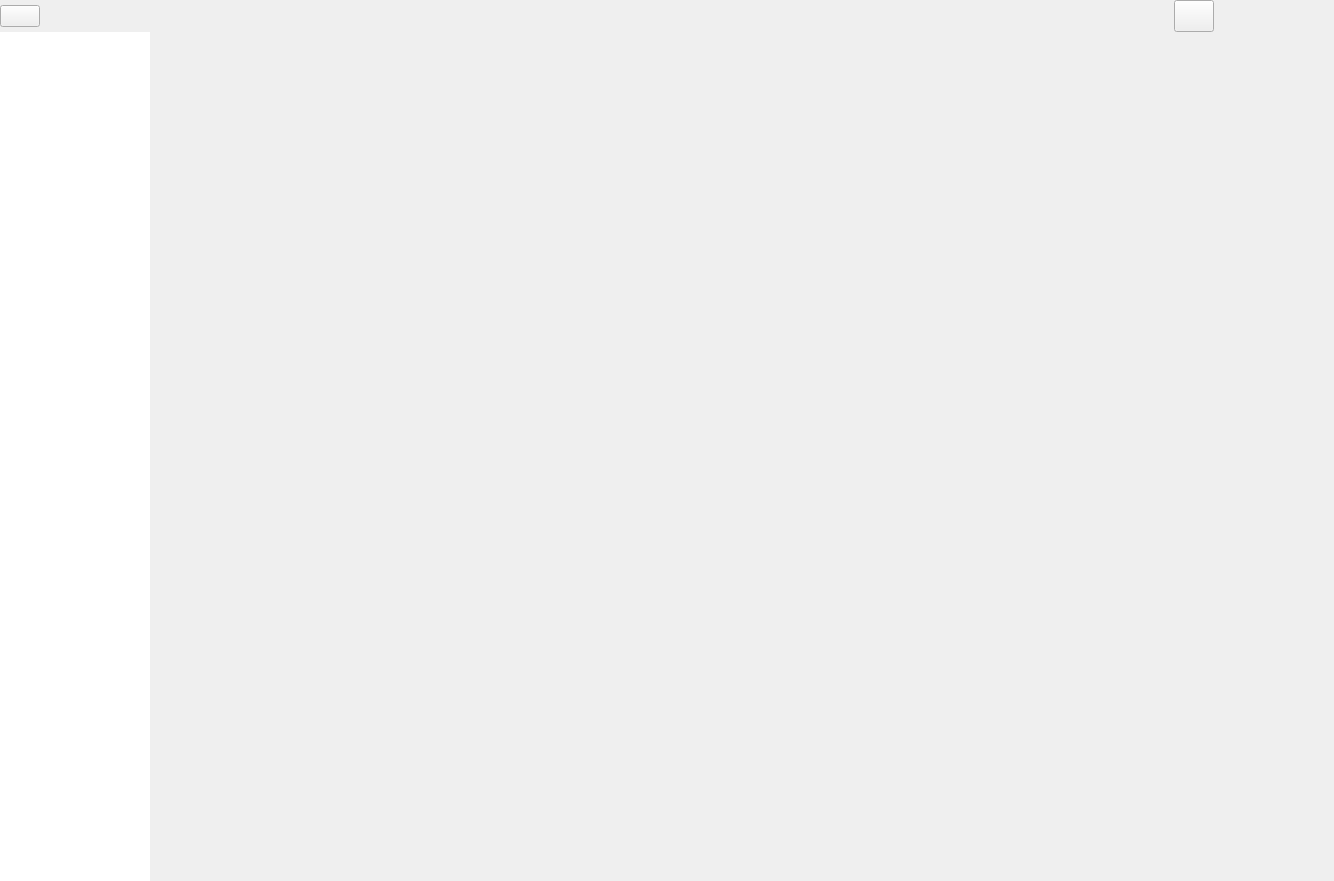
yansong1221/Mihomo, file src/GUI/MainWindow.ui: the form before one commit.
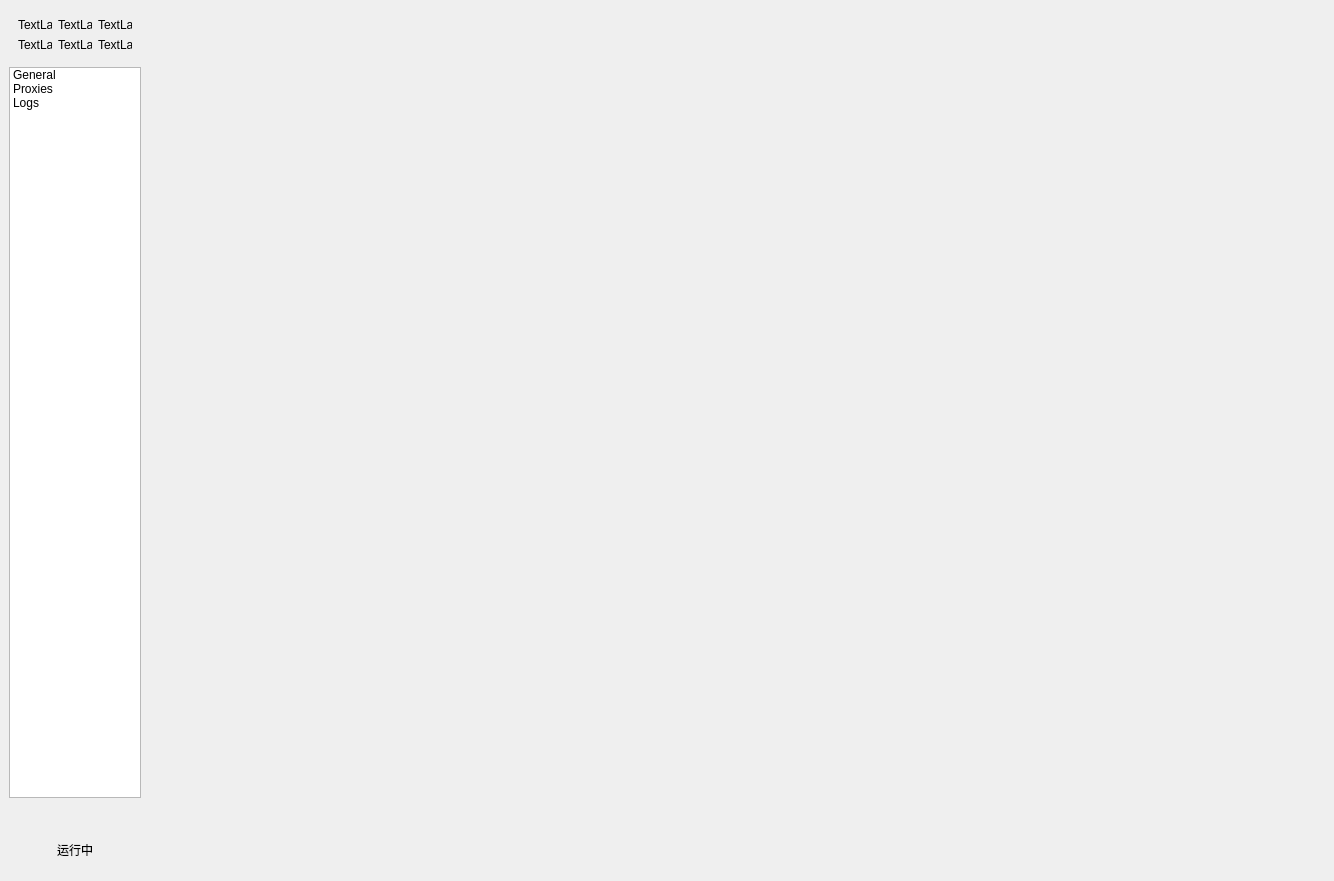
The form after the commit. Icons and pictures are not drawn. Custom widgets are drawn as their Qt base class.

Patch:
```diff
--- a/src/GUI/MainWindow.ui
+++ b/src/GUI/MainWindow.ui
@@ -56,133 +56,6 @@
       <property name="bottomMargin">
        <number>0</number>
       </property>
-      <item>
-       <widget class="Clash::Meta::GUI::WindowButton" name="iconButton">
-        <property name="text">
-         <string/>
-        </property>
-        <property name="icon">
-         <iconset>
-          <normaloff>:/global/images/Meta.png</normaloff>:/global/images/Meta.png</iconset>
-        </property>
-        <property name="iconSize">
-         <size>
-          <width>32</width>
-          <height>32</height>
-         </size>
-        </property>
-       </widget>
-      </item>
-      <item>
-       <spacer name="horizontalSpacer">
-        <property name="orientation">
-         <enum>Qt::Horizontal</enum>
-        </property>
-        <property name="sizeHint" stdset="0">
-         <size>
-          <width>922</width>
-          <height>20</height>
-         </size>
-        </property>
-       </spacer>
-      </item>
-      <item>
-       <widget class="Clash::Meta::GUI::AlwaysTopWindowButton" name="alwaysTopButton">
-        <property name="sizePolicy">
-         <sizepolicy hsizetype="Minimum" vsizetype="Preferred">
-          <horstretch>0</horstretch>
-          <verstretch>0</verstretch>
-         </sizepolicy>
-        </property>
-        <property name="minimumSize">
-         <size>
-          <width>32</width>
-          <height>32</height>
-         </size>
-        </property>
-        <property name="text">
-         <string/>
-        </property>
-       </widget>
-      </item>
-      <item>
-       <widget class="Clash::Meta::GUI::WindowButton" name="minButton">
-        <property name="sizePolicy">
-         <sizepolicy hsizetype="Minimum" vsizetype="Preferred">
-          <horstretch>0</horstretch>
-          <verstretch>0</verstretch>
-         </sizepolicy>
-        </property>
-        <property name="minimumSize">
-         <size>
-          <width>32</width>
-          <height>32</height>
-         </size>
-        </property>
-        <property name="text">
-         <string/>
-        </property>
-        <property name="icon">
-         <iconset>
-          <normaloff>:/dark/images/minimize.png</normaloff>:/dark/images/minimize.png</iconset>
-        </property>
-        <property name="flat">
-         <bool>true</bool>
-        </property>
-       </widget>
-      </item>
-      <item>
-       <widget class="Clash::Meta::GUI::MaximizeWindowButton" name="maxButton">
-        <property name="sizePolicy">
-         <sizepolicy hsizetype="Minimum" vsizetype="Preferred">
-          <horstretch>0</horstretch>
-          <verstretch>0</verstretch>
-         </sizepolicy>
-        </property>
-        <property name="minimumSize">
-         <size>
-          <width>32</width>
-          <height>32</height>
-         </size>
-        </property>
-        <property name="text">
-         <string/>
-        </property>
-        <property name="icon">
-         <iconset>
-          <normaloff>:/dark/images/maximize.png</normaloff>:/dark/images/maximize.png</iconset>
-        </property>
-        <property name="flat">
-         <bool>true</bool>
-        </property>
-       </widget>
-      </item>
-      <item>
-       <widget class="Clash::Meta::GUI::WindowButton" name="closeButton">
-        <property name="sizePolicy">
-         <sizepolicy hsizetype="Minimum" vsizetype="Preferred">
-          <horstretch>0</horstretch>
-          <verstretch>0</verstretch>
-         </sizepolicy>
-        </property>
-        <property name="minimumSize">
-         <size>
-          <width>32</width>
-          <height>32</height>
-         </size>
-        </property>
-        <property name="text">
-         <string/>
-        </property>
-        <property name="icon">
-         <iconset>
-          <normaloff>:/dark/images/close.png</normaloff>:/dark/images/close.png</iconset>
-        </property>
-        <property name="flat">
-         <bool>true</bool>
-        </property>
-       </widget>
-      </item>
      </layout>
     </widget>
    </item>
@@ -208,30 +81,139 @@
          <height>16777215</height>
         </size>
        </property>
-       <layout class="QVBoxLayout" name="verticalLayout_2">
-        <property name="spacing">
-         <number>0</number>
-        </property>
-        <property name="leftMargin">
-         <number>0</number>
-        </property>
-        <property name="topMargin">
-         <number>0</number>
-        </property>
-        <property name="rightMargin">
-         <number>0</number>
-        </property>
-        <property name="bottomMargin">
-         <number>0</number>
-        </property>
+       <layout class="QVBoxLayout" name="verticalLayout_3">
         <item>
-         <widget class="Clash::Meta::GUI::TabButtonWidget" name="listView1">
-          <property name="frameShape">
-           <enum>QFrame::NoFrame</enum>
+         <widget class="QWidget" name="gridWidget" native="true">
+          <property name="sizePolicy">
+           <sizepolicy hsizetype="Preferred" vsizetype="Fixed">
+            <horstretch>0</horstretch>
+            <verstretch>0</verstretch>
+           </sizepolicy>
           </property>
-          <property name="selectionBehavior">
-           <enum>QAbstractItemView::SelectItems</enum>
+          <layout class="QGridLayout" name="gridLayout">
+           <item row="1" column="1">
+            <widget class="QLabel" name="label_4">
+             <property name="text">
+              <string>TextLabel</string>
+             </property>
+            </widget>
+           </item>
+           <item row="0" column="1">
+            <widget class="QLabel" name="label_3">
+             <property name="text">
+              <string>TextLabel</string>
+             </property>
+            </widget>
+           </item>
+           <item row="0" column="0">
+            <widget class="QLabel" name="label">
+             <property name="text">
+              <string>TextLabel</string>
+             </property>
+            </widget>
+           </item>
+           <item row="1" column="0">
+            <widget class="QLabel" name="label_2">
+             <property name="text">
+              <string>TextLabel</string>
+             </property>
+            </widget>
+           </item>
+           <item row="0" column="2">
+            <widget class="QLabel" name="label_5">
+             <property name="text">
+              <string>TextLabel</string>
+             </property>
+            </widget>
+           </item>
+           <item row="1" column="2">
+            <widget class="QLabel" name="label_6">
+             <property name="text">
+              <string>TextLabel</string>
+             </property>
+            </widget>
+           </item>
+          </layout>
+         </widget>
+        </item>
+        <item>
+         <widget class="QListWidget" name="listWidget">
+          <property name="iconSize">
+           <size>
+            <width>24</width>
+            <height>24</height>
+           </size>
           </property>
+          <property name="spacing">
+           <number>2</number>
+          </property>
+          <item>
+           <property name="text">
+            <string>General</string>
+           </property>
+           <property name="icon">
+            <iconset theme="menu-group-general"/>
+           </property>
+          </item>
+          <item>
+           <property name="text">
+            <string>Proxies</string>
+           </property>
+           <property name="icon">
+            <iconset theme="menu-group-proxies"/>
+           </property>
+          </item>
+          <item>
+           <property name="text">
+            <string>Logs</string>
+           </property>
+           <property name="icon">
+            <iconset theme="menu-group-log"/>
+           </property>
+          </item>
+         </widget>
+        </item>
+        <item>
+         <widget class="QWidget" name="widget" native="true">
+          <property name="sizePolicy">
+           <sizepolicy hsizetype="Preferred" vsizetype="Fixed">
+            <horstretch>0</horstretch>
+            <verstretch>0</verstretch>
+           </sizepolicy>
+          </property>
+          <layout class="QVBoxLayout" name="verticalLayout_2">
+           <item>
+            <widget class="QLabel" name="kernelRunTime">
+             <property name="font">
+              <font>
+               <pointsize>12</pointsize>
+              </font>
+             </property>
+             <property name="text">
+              <string/>
+             </property>
+             <property name="alignment">
+              <set>Qt::AlignCenter</set>
+             </property>
+            </widget>
+           </item>
+           <item>
+            <widget class="QPushButton" name="kernelStatus">
+             <property name="focusPolicy">
+              <enum>Qt::NoFocus</enum>
+             </property>
+             <property name="text">
+              <string>运行中</string>
+             </property>
+             <property name="icon">
+              <iconset theme="kernel-running"/>
+             </property>
+             <property name="flat">
+              <bool>true</bool>
+             </property>
+            </widget>
+           </item>
+          </layout>
          </widget>
         </item>
        </layout>
@@ -246,24 +228,10 @@
  </widget>
  <customwidgets>
   <customwidget>
-   <class>Clash::Meta::GUI::WindowButton</class>
-   <extends>QPushButton</extends>
-   <header>WindowBar/WindowButton.h</header>
-  </customwidget>
-  <customwidget>
-   <class>Clash::Meta::GUI::MaximizeWindowButton</class>
-   <extends>QPushButton</extends>
-   <header>WindowBar/WindowButton.h</header>
-  </customwidget>
-  <customwidget>
-   <class>Clash::Meta::GUI::AlwaysTopWindowButton</class>
-   <extends>QPushButton</extends>
-   <header>WindowBar/WindowButton.h</header>
-  </customwidget>
-  <customwidget>
-   <class>Clash::Meta::GUI::TabButtonWidget</class>
-   <extends>QListView</extends>
-   <header>TabButtonWidget.h</header>
+   <class>Clash::Meta::GUI::WindowBar</class>
+   <extends>QFrame</extends>
+   <header>WindowBar/WindowBar.h</header>
+   <container>1</container>
   </customwidget>
  </customwidgets>
  <resources>
```
Left out of the diff: 2 changed lines with no effect on the pictures.
